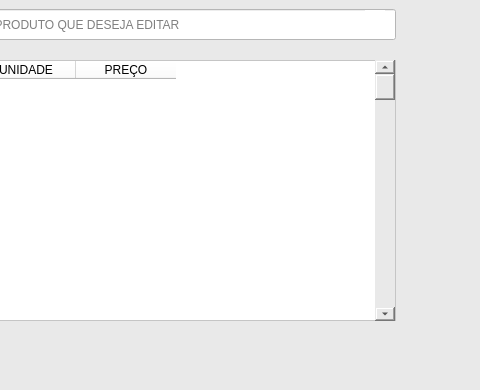
This is ui/EDITAR.ui in jffilho618/sistema-para-controle-de-pastelaria as Qt 5 draws it before an edit; both pictures show x 285 to 765 and y 120 to 510 of the 765 by 510 pixel window. The edited form follows.
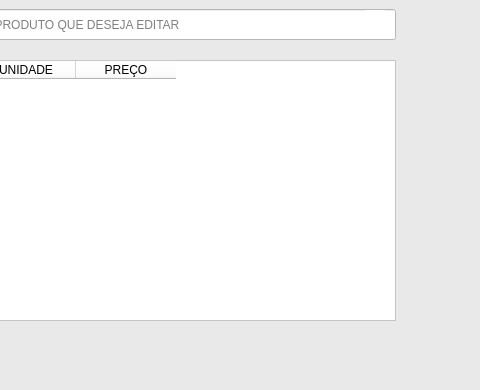
This is the edited form. Icons and pictures are not drawn.

```diff
--- a/ui/EDITAR.ui
+++ b/ui/EDITAR.ui
@@ -279,19 +279,6 @@
       <string>DIGITE O NOME DO PRODUTO QUE DESEJA EDITAR</string>
      </property>
     </widget>
-    <widget class="QScrollBar" name="verticalScrollBar">
-     <property name="geometry">
-      <rect>
-       <x>610</x>
-       <y>180</y>
-       <width>20</width>
-       <height>261</height>
-      </rect>
-     </property>
-     <property name="orientation">
-      <enum>Qt::Vertical</enum>
-     </property>
-    </widget>
     <widget class="QLabel" name="label_10">
      <property name="geometry">
       <rect>
```
